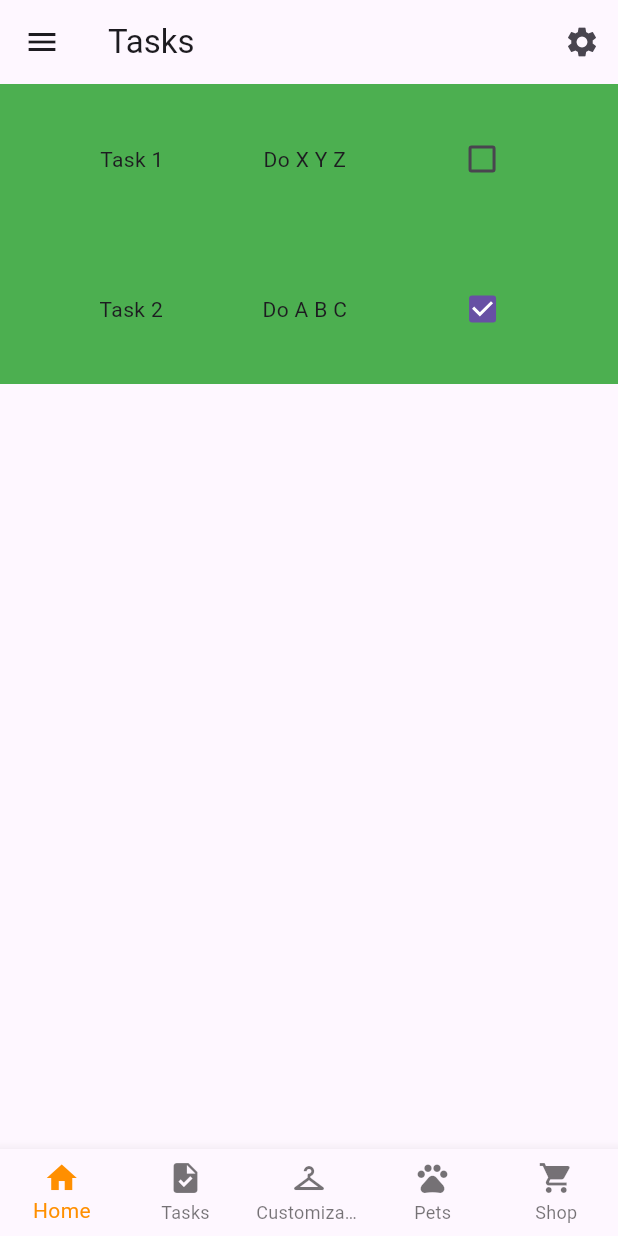
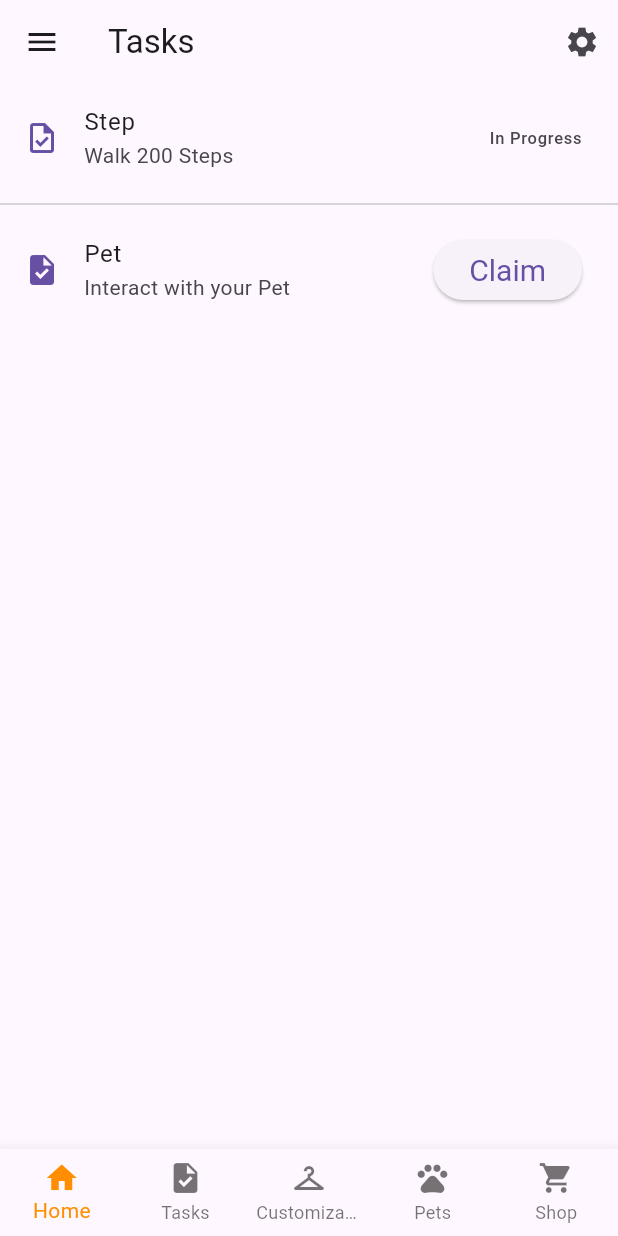
Before and after one commit to ExerciseCompanion/app, a Flutter app: the TaskPage screen opened by its route, on a phone screen of 412 x 824 dp. Run offline on Flutter 3.47's test engine with Material 2 defaults, Android fonts, the light colour scheme and no system bars; our stand-ins replace flutter_markdown, sliding_up_panel.

Commit message:
Added slide up menu, reworked main menu, reworked customization, reworked tasks polishing up layout to be more pleasing

```diff
--- a/exercise_companion/lib/elements/accessory_card.dart
+++ b/exercise_companion/lib/elements/accessory_card.dart
@@ -1,7 +1,8 @@
 //https://www.youtube.com/watch?v=4okl2LsLUaU
 import 'package:flutter/material.dart';
 
-Widget AccessoryCardWidget(int index) => Column(
+Widget accessoryCardWidget(int index) {
+  return Column(
     mainAxisSize: MainAxisSize.min,
     children: [
       ClipRRect(
@@ -16,3 +17,4 @@ Widget AccessoryCardWidget(int index) => Column(
       Text("$index")
     ],
   );
+}
--- a/exercise_companion/lib/elements/task_view.dart
+++ b/exercise_companion/lib/elements/task_view.dart
@@ -1,4 +1,5 @@
 import 'package:flutter/material.dart';
+//import 'package:percent_indicator/percent_indicator.dart';
 import 'checkbox.dart';
 
 class TaskViewWidget extends StatelessWidget {
@@ -12,17 +13,42 @@ class TaskViewWidget extends StatelessWidget {
       required this.text,
       required this.completion});
 
+  Widget getCompletionWidget(bool completion) {
+    if (completion) {
+      return ElevatedButton(
+          style: ElevatedButton.styleFrom(
+              textStyle: const TextStyle(fontSize: 20)),
+          onPressed: () {},
+          child: const Text('Claim'));
+    } else {
+      return Text("In Progress");
+    }
+  }
+
+  Icon getCompletionIcon(bool completion, BuildContext context) {
+    if (completion) {
+      return Icon(Icons.task, color: Theme.of(context).primaryColor);
+    } else {
+      return Icon(Icons.task_outlined, color: Theme.of(context).primaryColor);
+    }
+  }
+
   @override
   Widget build(BuildContext context) {
-    return Center(
+    return ListTile(
+      leading: getCompletionIcon(completion, context),
+      title: Text(title),
+      subtitle: Text(text),
+      trailing: getCompletionWidget(completion),
+      /*Checkbox(
+        value: completion,
+        onChanged: (value) => (),
+      ),*/
+    ); /*Center(
         child: Container(
       color: Colors.green,
       height: 100.0,
       child: Row(mainAxisAlignment: MainAxisAlignment.spaceEvenly, children: [
-        /*ListTile(
-          title: Text(title),
-          subtitle: Text(text),
-        ),*/
         Text(title),
         Text(text),
         Checkbox(
@@ -30,6 +56,6 @@ class TaskViewWidget extends StatelessWidget {
           onChanged: (value) => (),
         ),
       ]),
-    ));
+    ));*/
   }
 }
--- a/exercise_companion/lib/screens/tasks.dart
+++ b/exercise_companion/lib/screens/tasks.dart
@@ -16,8 +16,10 @@ class TaskPage extends StatelessWidget {
         body: ListView(
           children: <Widget>[
             TaskViewWidget(
-                title: "Task 1", text: "Do X Y Z", completion: false),
-            TaskViewWidget(title: "Task 2", text: "Do A B C", completion: true),
+                title: "Step", text: "Walk 200 Steps", completion: false),
+            const Divider(),
+            TaskViewWidget(
+                title: "Pet", text: "Interact with your Pet", completion: true),
           ],
         ),
         resizeToAvoidBottomInset: false,
--- a/exercise_companion/pubspec.yaml
+++ b/exercise_companion/pubspec.yaml
@@ -46,6 +46,8 @@ dev_dependencies:
   # package. See that file for information about deactivating specific lint
   # rules and activating additional ones.
   flutter_lints: ^2.0.0
+  sliding_up_panel: ^2.0.0+1
+  #percent_indicator: ^4.2.3
 
 # For information on the generic Dart part of this file, see the
 # following page: https://dart.dev/tools/pub/pubspec
```
Also changed, not shown: exercise_companion/lib/screens/customization.bak.dart (added, +88 -0 lines), exercise_companion/lib/screens/customization.dart (+40 -37 lines), exercise_companion/lib/screens/home.bak.dart (added, +119 -0 lines), exercise_companion/lib/screens/home.dart (+58 -74 lines), exercise_companion/pubspec.lock. Lines whose indentation alone changed are shown as unchanged.
